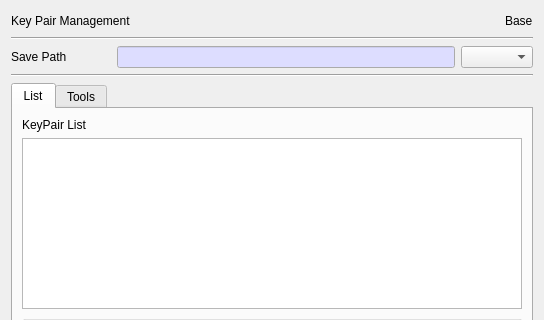
The window that BerEditor/key_pair_man_dlg.ui (jykim74/BerEditor) describes before a commit, drawn with Qt 5; both pictures show x 0 to 544 and y 0 to 320 of the 544 by 489 pixel window.
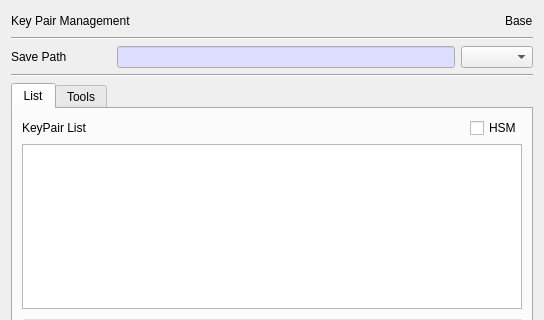
The same window after the commit.

```diff
--- a/BerEditor/key_pair_man_dlg.ui
+++ b/BerEditor/key_pair_man_dlg.ui
@@ -133,11 +133,38 @@
       </attribute>
       <layout class="QVBoxLayout" name="verticalLayout_2">
        <item>
+        <layout class="QGridLayout" name="gridLayout_11">
+         <property name="topMargin">
+          <number>0</number>
+         </property>
+         <item row="0" column="2">
+          <widget class="QCheckBox" name="mHsmCheck">
+           <property name="text">
+            <string>HSM</string>
+           </property>
+          </widget>
+         </item>
+         <item row="0" column="0">
         <widget class="QLabel" name="label_4">
          <property name="text">
           <string>KeyPair List</string>
          </property>
         </widget>
+         </item>
+         <item row="0" column="1">
+          <spacer name="horizontalSpacer_6">
+           <property name="orientation">
+            <enum>Qt::Horizontal</enum>
+           </property>
+           <property name="sizeHint" stdset="0">
+            <size>
+             <width>40</width>
+             <height>20</height>
+            </size>
+           </property>
+          </spacer>
+         </item>
+        </layout>
        </item>
        <item>
         <widget class="QTableWidget" name="mKeyPairTable">
```
Lines whose indentation alone changed are shown as unchanged.
